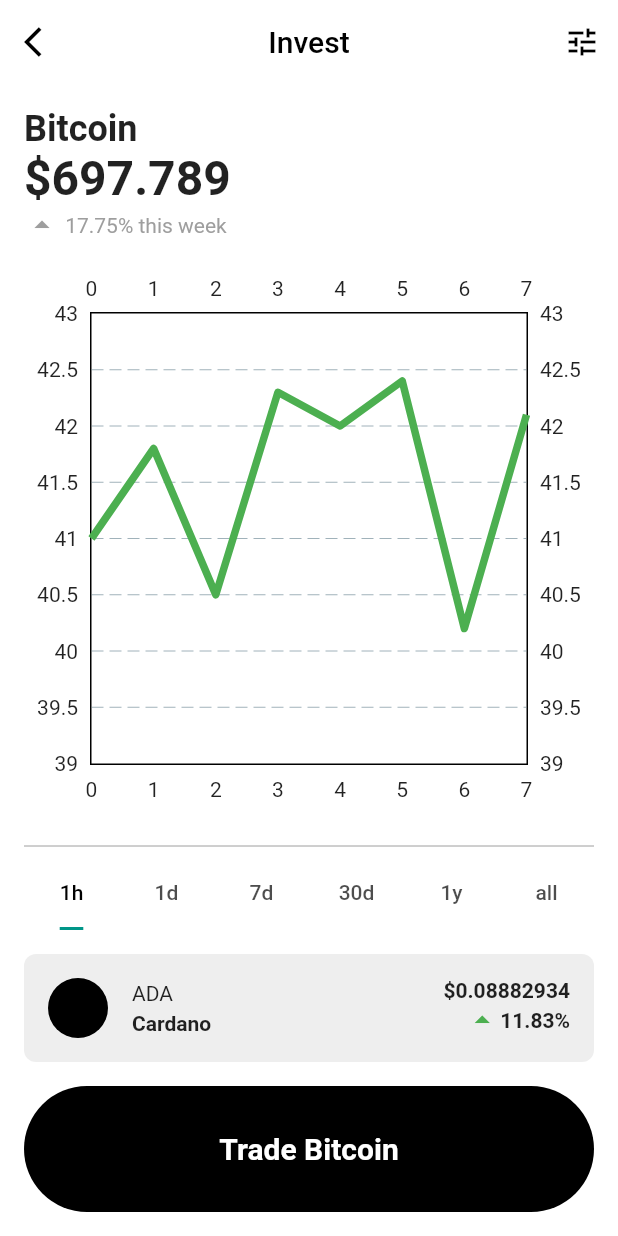
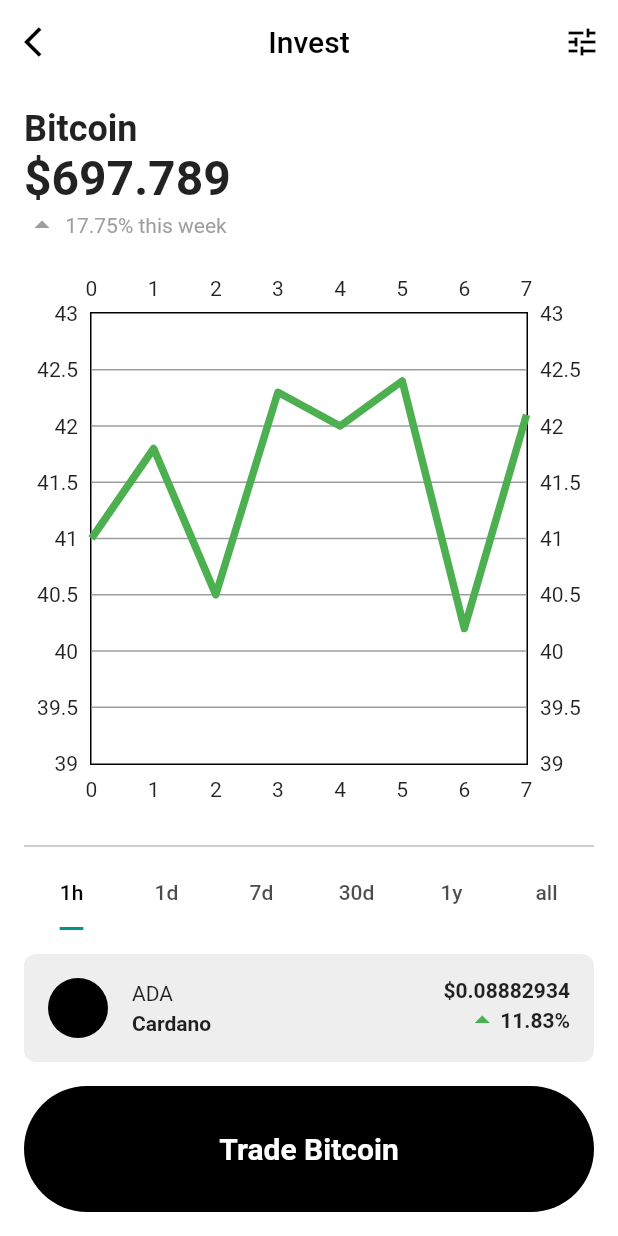
Before and after one commit to JAICHANGPARK/flutter_notebook_19th_story, a Flutter app: the screen it shows after launch, on a phone screen of 412 x 824 dp. Run offline on Flutter 3.47's test engine with Material 2 defaults, Android fonts, the phone set to English and light mode, and no system bars; drawn by our look-alikes of fl_chart; our stand-ins replace cached_network_image, countup, flutter_riverpod, freezed_annotation, smooth_page_indicator, video_player.

Commit message:
Update crypto_invest_page.dart

```diff
--- a/lib/ep1121_crypto_analysis_app/src/ui/crypto_invest_page.dart
+++ b/lib/ep1121_crypto_analysis_app/src/ui/crypto_invest_page.dart
@@ -85,6 +85,15 @@ class _CryptoInvestPageState extends State<CryptoInvestPage> with SingleTickerPr
                           gridData: FlGridData(
                             show: true,
                             drawVerticalLine: false,
+                            getDrawingHorizontalLine: (v){
+                              return FlLine(
+                                color: Colors.grey,
+                                strokeWidth: 1
+                              );
+
+                            }
+                            ,
+                            horizontalInterval: 0.5
                           ),
                           maxY: 43,
                           minY: 39.0,
```
